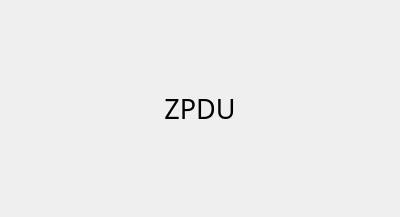
ChinaClever/PDU-Settings, file PDU-Settings/home/home_zpduwid.ui: the form before one commit.
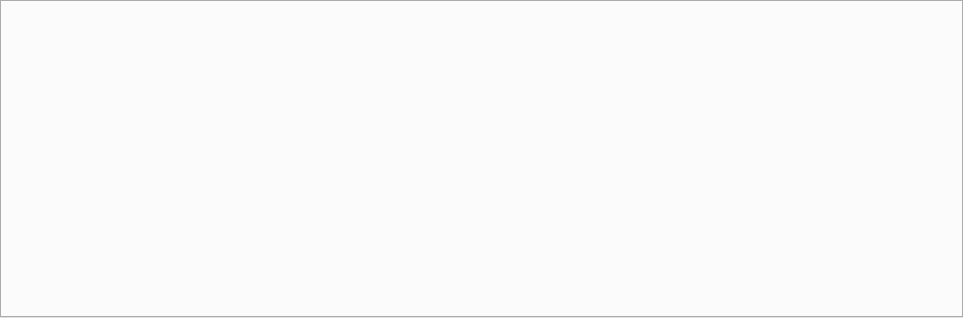
The form after the commit.

```diff
--- a/PDU-Settings/home/home_zpduwid.ui
+++ b/PDU-Settings/home/home_zpduwid.ui
@@ -6,27 +6,33 @@
    <rect>
     <x>0</x>
     <y>0</y>
-    <width>400</width>
-    <height>217</height>
+    <width>963</width>
+    <height>318</height>
    </rect>
   </property>
   <property name="windowTitle">
    <string>Form</string>
   </property>
   <layout class="QGridLayout" name="gridLayout">
+   <property name="leftMargin">
+    <number>0</number>
+   </property>
+   <property name="topMargin">
+    <number>0</number>
+   </property>
+   <property name="rightMargin">
+    <number>0</number>
+   </property>
+   <property name="bottomMargin">
+    <number>0</number>
+   </property>
+   <property name="spacing">
+    <number>0</number>
+   </property>
    <item row="0" column="0">
-    <widget class="QLabel" name="label">
-     <property name="font">
-      <font>
-       <family>微软雅黑</family>
-       <pointsize>20</pointsize>
-      </font>
-     </property>
-     <property name="text">
-      <string>ZPDU</string>
-     </property>
-     <property name="alignment">
-      <set>Qt::AlignCenter</set>
+    <widget class="QTabWidget" name="tabWidget">
+     <property name="currentIndex">
+      <number>-1</number>
      </property>
     </widget>
    </item>
```
